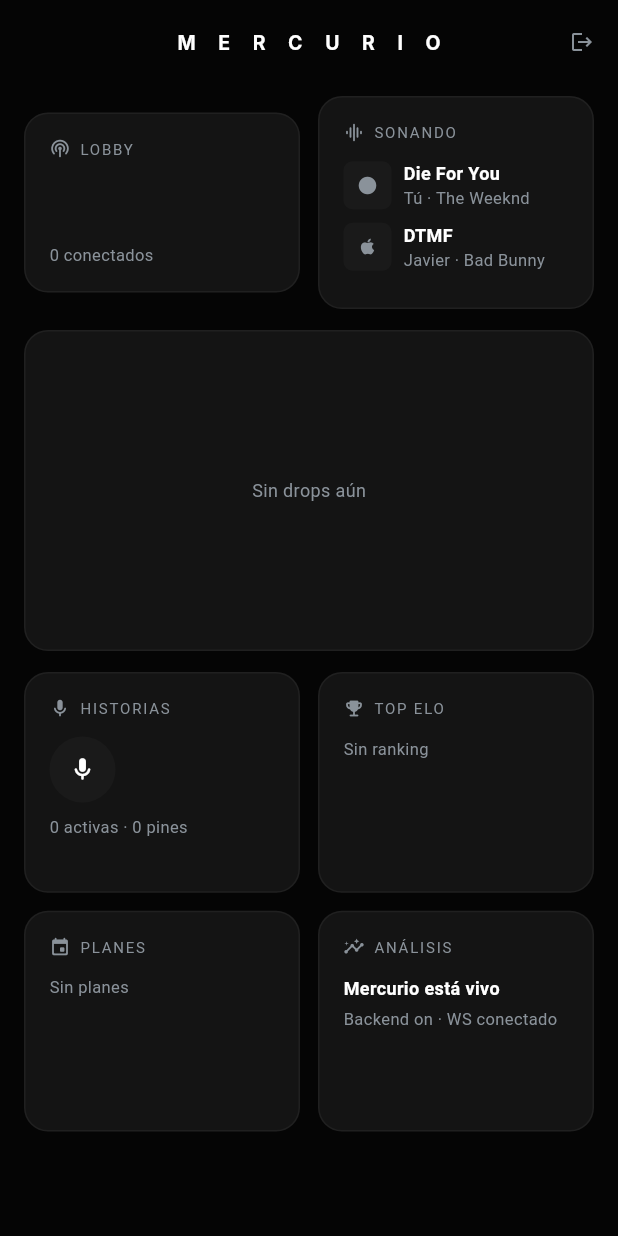
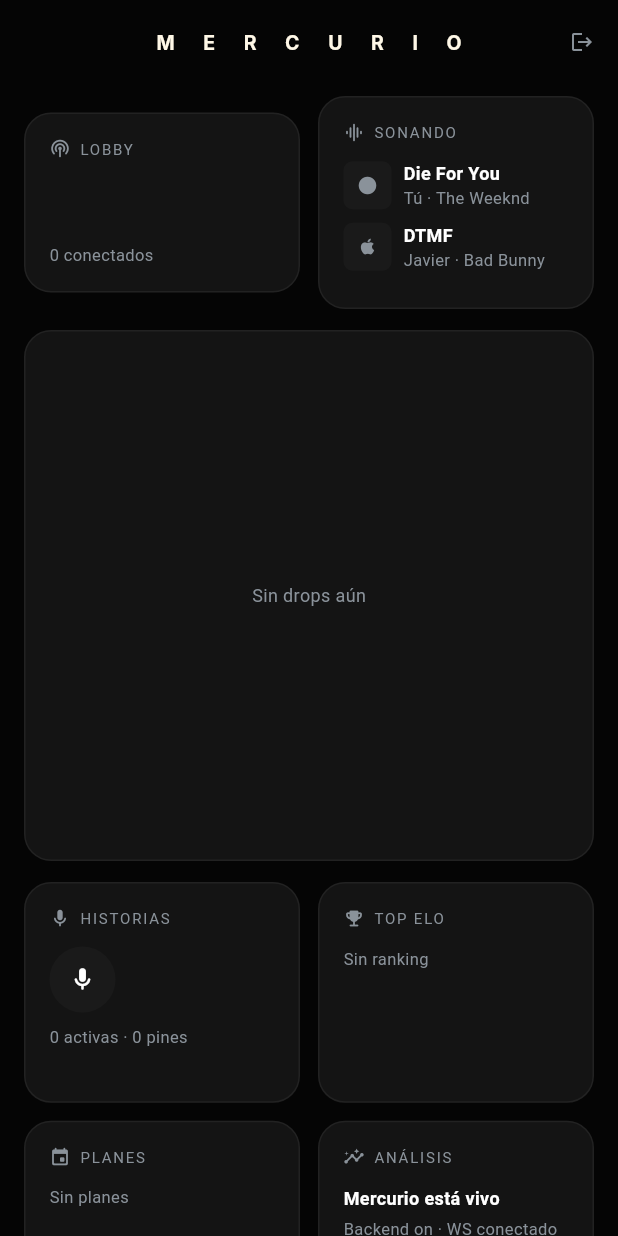
Before and after one commit to Polarbebe889/mercurio, a Flutter app: the DashboardPremium screen opened directly, after a tap on the "mic" icon, on a phone screen of 412 x 824 dp. Run offline on Flutter 3.47's test engine with Material 3 defaults, Android fonts, the phone set to English and light mode, and no system bars; our stand-ins replace audioplayers, image_picker, permission_handler, shared_preferences; missing offline and left inert: record; accounts and stored records are empty; Roboto replaces fonts that are missing (Inter).

Commit message:
feat(premium-estricto): #050505/#141414 borde 0.06 radius18, Drop 320px protagonista + gradiente, grid 2x2, MERCURIO letterSpacing 8, sin cian

```diff
--- a/app/lib/screens/dashboard_premium.dart
+++ b/app/lib/screens/dashboard_premium.dart
@@ -9,14 +9,10 @@
 import '../main.dart';
 import '../config.dart';
 import '../services/apple_music_push.dart';
-import '../theme/uranio_premium_theme.dart';
 
-
-/// ── Modelos dummy para música (listos para backend real) ──
 enum MusicProvider { spotify, appleMusic }
 class DummyMusic { final String user; final String track; final String artist; final MusicProvider provider; DummyMusic(this.user,this.track,this.artist,this.provider); }
 
-/// Dashboard premium single-page — sin BottomNav, BeReal + high-end
 class DashboardPremium extends StatefulWidget {
   const DashboardPremium({super.key});
   @override
@@ -25,6 +21,7 @@
 
 class _DashboardPremiumState extends State<DashboardPremium> {
   final _recorder = AudioRecorder();
+
   @override
   void initState() {
     super.initState();
@@ -34,7 +31,7 @@
     });
   }
 
-  // ── FIX AUDIO: permission_handler + try/catch ──
+  // FIX AUDIO
   Future<void> _grabarVoz() async {
     final status = await Permission.microphone.request();
     if (status != PermissionStatus.granted) {
@@ -51,16 +48,11 @@
       ScaffoldMessenger.of(context).showSnackBar(const SnackBar(content: Text('Grabando… toca de nuevo para parar')));
       await Future.delayed(const Duration(seconds: 3));
       final out = await _recorder.stop();
-      if (out != null && mounted) {
-        ScaffoldMessenger.of(context).showSnackBar(SnackBar(content: Text('Audio: $out')));
-        // TODO: subir con app.api!.subirHistoria(File(out), segundos)
-      }
-    } catch (e) {
-      debugPrint('Audio error: $e');
-    }
+      if (out != null && mounted) ScaffoldMessenger.of(context).showSnackBar(SnackBar(content: Text('Audio: $out')));
+    } catch (e) { debugPrint('Audio error: $e'); }
   }
 
-  // ── FIX FOTOS: mime + MediaType explícito ──
+  // FIX FOTOS
   // ignore: unused_element
   Future<void> _subirDrop(File file) async {
     final mimeType = lookupMimeType(file.path) ?? 'image/jpeg';
@@ -74,22 +66,24 @@
     debugPrint('Drop status: ${resp.statusCode}');
   }
 
+  BoxDecoration _cardDeco() => BoxDecoration(
+        color: const Color(0xFF141414),
+        borderRadius: BorderRadius.circular(18),
+        border: Border.all(color: Colors.white.withOpacity(0.06), width: 1),
+      );
+
   Widget _heroCard({required String tag, required Widget child, required Widget detail}) {
     return Hero(
       tag: tag,
       child: Material(
         color: Colors.transparent,
         child: InkWell(
-          borderRadius: BorderRadius.circular(16),
+          borderRadius: BorderRadius.circular(18),
           onTap: () => Navigator.push(context, PageRouteBuilder(
             transitionDuration: const Duration(milliseconds: 320),
             pageBuilder: (_,a,__) => FadeTransition(opacity: a, child: detail),
           )),
-          child: Container(
-            decoration: UranioPremiumTheme.cardDecoration(),
-            padding: const EdgeInsets.all(16),
-            child: child,
-          ),
+          child: Container(decoration: _cardDeco(), padding: const EdgeInsets.all(16), child: child),
         ),
       ),
     );
@@ -105,37 +99,36 @@
         final lastDrop = drops.isNotEmpty ? drops.first : null;
         final lastDropUrl = lastDrop != null ? AppConfig.fullUrl(lastDrop.imgUrl) : null;
 
-        // dummy música
         final dummyMusic = [
           DummyMusic('Tú', 'Die For You', 'The Weeknd', MusicProvider.spotify),
           DummyMusic('Javier', 'DTMF', 'Bad Bunny', MusicProvider.appleMusic),
         ];
 
         return Scaffold(
-          backgroundColor: PremiumColors.background,
+          backgroundColor: const Color(0xFF050505),
           body: CustomScrollView(
             slivers: [
               SliverAppBar(
                 pinned: true,
-                backgroundColor: PremiumColors.background,
-                title: const Text('M E R C U R I O'),
+                backgroundColor: const Color(0xFF050505),
                 centerTitle: true,
-                actions: [IconButton(icon: const Icon(Icons.logout, size: 16, color: PremiumColors.textSecondary), onPressed: () => app.cerrarSesion())],
+                title: const Text('M E R C U R I O', style: TextStyle(color: Color(0xFFFFF8E7), fontSize: 13, fontWeight: FontWeight.w700, letterSpacing: 8, fontFamily: 'Inter')),
+                actions: [IconButton(icon: const Icon(Icons.logout, size: 16, color: Color(0xFF8A929A)), onPressed: () => app.cerrarSesion())],
               ),
               SliverPadding(
                 padding: const EdgeInsets.fromLTRB(16, 8, 16, 32),
                 sliver: SliverList.list(children: [
-                  // Fila Lobby + Música
+                  // ARRIBA: Lobby + Sonando lado a lado
                   Row(children: [
                     Expanded(child: _heroCard(
                       tag: 'lobby',
                       detail: _DetailScaffold(title: 'Lobby', child: Text('${usuarios.length} en el bunker', style: const TextStyle(color: Colors.white))),
                       child: Column(crossAxisAlignment: CrossAxisAlignment.start, children: [
-                        const Row(children: [Icon(Icons.podcasts_rounded, size: 14, color: PremiumColors.textSecondary), SizedBox(width: 6), Text('LOBBY', style: TextStyle(color: PremiumColors.textSecondary, fontSize: 10, letterSpacing: 1.2))]),
+                        const Row(children: [Icon(Icons.podcasts_rounded, size: 14, color: Color(0xFF8A929A)), SizedBox(width: 6), Text('LOBBY', style: TextStyle(color: Color(0xFF8A929A), fontSize: 10, letterSpacing: 1.2))]),
                         const SizedBox(height: 12),
                         SizedBox(height: 36, child: ListView.separated(scrollDirection: Axis.horizontal, itemCount: usuarios.take(6).length, separatorBuilder: (_,__)=>const SizedBox(width: 8), itemBuilder: (_,i){ final u=usuarios[i]; return CircleAvatar(radius: 18, backgroundColor: const Color(0xFF1A1A1A), child: Text(u.emoji, style: const TextStyle(fontSize: 16)));})),
                         const SizedBox(height: 8),
-                        Text('${usuarios.length} conectados', style: const TextStyle(color: PremiumColors.textSecondary, fontSize: 11)),
+                        Text('${usuarios.length} conectados', style: const TextStyle(color: Color(0xFF8A929A), fontSize: 11)),
                       ]),
                     )),
                     const SizedBox(width: 12),
@@ -143,16 +136,16 @@
                       tag: 'musica',
                       detail: const _DetailScaffold(title: 'Sonando ahora', child: Text('Música', style: TextStyle(color: Colors.white))),
                       child: Column(crossAxisAlignment: CrossAxisAlignment.start, children: [
-                        const Row(children: [Icon(Icons.graphic_eq_rounded, size: 14, color: PremiumColors.textSecondary), SizedBox(width: 6), Text('SONANDO', style: TextStyle(color: PremiumColors.textSecondary, fontSize: 10, letterSpacing: 1.2))]),
+                        const Row(children: [Icon(Icons.graphic_eq_rounded, size: 14, color: Color(0xFF8A929A)), SizedBox(width: 6), Text('SONANDO', style: TextStyle(color: Color(0xFF8A929A), fontSize: 10, letterSpacing: 1.2))]),
                         const SizedBox(height: 12),
                         ...dummyMusic.map((m)=> Padding(
                           padding: const EdgeInsets.only(bottom: 8),
                           child: Row(children: [
-                            Container(width: 32,height: 32,decoration: BoxDecoration(color: PremiumColors.surfaceElevated, borderRadius: BorderRadius.circular(6)), child: Icon(m.provider==MusicProvider.spotify?Icons.circle:Icons.apple, size: 14, color: PremiumColors.textSecondary)),
+                            Container(width: 32,height: 32,decoration: BoxDecoration(color: const Color(0xFF1A1A1A), borderRadius: BorderRadius.circular(6)), child: Icon(m.provider==MusicProvider.spotify?Icons.circle:Icons.apple, size: 14, color: const Color(0xFF8A929A))),
                             const SizedBox(width: 8),
                             Expanded(child: Column(crossAxisAlignment: CrossAxisAlignment.start, children: [
-                              Text(m.track, maxLines: 1, style: const TextStyle(color: PremiumColors.textPrimary, fontSize: 12, fontWeight: FontWeight.w600)),
-                              Text('${m.user} · ${m.artist}', maxLines: 1, style: const TextStyle(color: PremiumColors.textSecondary, fontSize: 11)),
+                              Text(m.track, maxLines: 1, style: const TextStyle(color: Color(0xFFFFFFFF), fontSize: 12, fontWeight: FontWeight.w600)),
+                              Text('${m.user} · ${m.artist}', maxLines: 1, style: const TextStyle(color: Color(0xFF8A929A), fontSize: 11)),
                             ])),
                           ]),
                         )),
@@ -160,21 +153,24 @@
                     )),
                   ]),
                   const SizedBox(height: 14),
-                  // ÚLTIMO DROP PROTAGONISTA
+                  // PROTAGONISTA: Último Drop 320px
                   _heroCard(
                     tag: 'drop',
-                    detail: _DetailScaffold(title: 'Drop', child: lastDropUrl!=null?Image.network(lastDropUrl):const Text('Sin drop', style: TextStyle(color: Colors.white))),
+                    detail: _DetailScaffold(title: 'Drop', child: lastDropUrl!=null?InteractiveViewer(child: Image.network(lastDropUrl)):const Text('Sin drop', style: TextStyle(color: Colors.white))),
                     child: lastDropUrl==null
-                        ? const SizedBox(height: 180, child: Center(child: Text('Sin drops aún', style: TextStyle(color: PremiumColors.textSecondary, fontSize: 12))))
-                        : ClipRRect(
-                            borderRadius: BorderRadius.circular(12),
+                        ? const SizedBox(height: 320, child: Center(child: Text('Sin drops aún', style: TextStyle(color: Color(0xFF8A929A), fontSize: 12))))
+                        : Container(
+                            height: 320,
+                            width: double.infinity,
+                            clipBehavior: Clip.antiAlias,
+                            decoration: BoxDecoration(borderRadius: BorderRadius.circular(12)),
                             child: Stack(children: [
-                              AspectRatio(aspectRatio: 16/10, child: Image.network(lastDropUrl, fit: BoxFit.cover, width: double.infinity)),
-                              Positioned.fill(child: DecoratedBox(decoration: BoxDecoration(gradient: LinearGradient(begin: Alignment.topCenter, end: Alignment.bottomCenter, colors: [Colors.transparent, Colors.black.withOpacity(0.65)])))),
-                              Positioned(left: 12, right: 12, bottom: 12, child: Row(children: [
-                                const Icon(Icons.camera_alt_rounded, size: 14, color: Colors.white70),
+                              Positioned.fill(child: Image.network(lastDropUrl, fit: BoxFit.cover, width: double.infinity)),
+                              Positioned.fill(child: DecoratedBox(decoration: BoxDecoration(gradient: LinearGradient(begin: Alignment.topCenter, end: Alignment.bottomCenter, colors: [Colors.transparent, Colors.black.withOpacity(0.72), Colors.black.withOpacity(0.88)])))),
+                              Positioned(left: 14, right: 14, bottom: 14, child: Row(children: [
+                                const Icon(Icons.camera_alt_rounded, size: 14, color: Color(0xFFFFF8E7)),
                                 const SizedBox(width: 6),
-                                Text('Último Drop · ${app.usuarioPorId(lastDrop!.usuarioId)?.displayName ?? ""}', style: const TextStyle(color: Colors.white, fontSize: 12, fontWeight: FontWeight.w600)),
+                                Text('Último Drop · ${app.usuarioPorId(lastDrop!.usuarioId)?.displayName ?? ""}', style: const TextStyle(color: Color(0xFFFFF8E7), fontSize: 12, fontWeight: FontWeight.w600)),
                               ])),
                             ]),
                           ),
@@ -193,53 +189,53 @@
                         tag: 'historias',
                         detail: const _DetailScaffold(title: 'Historias', child: Text('Historias 24h', style: TextStyle(color: Colors.white))),
                         child: Column(crossAxisAlignment: CrossAxisAlignment.start, children: [
-                          const Row(children: [Icon(Icons.mic_rounded, size: 14, color: PremiumColors.textSecondary), SizedBox(width: 6), Text('HISTORIAS', style: TextStyle(color: PremiumColors.textSecondary, fontSize: 10, letterSpacing: 1.2))]),
+                          const Row(children: [Icon(Icons.mic_rounded, size: 14, color: Color(0xFF8A929A)), SizedBox(width: 6), Text('HISTORIAS', style: TextStyle(color: Color(0xFF8A929A), fontSize: 10, letterSpacing: 1.2))]),
                           const SizedBox(height: 12),
-                          InkWell(onTap: _grabarVoz, child: Container(width: 44,height: 44,decoration: const BoxDecoration(color: PremiumColors.surfaceElevated, shape: BoxShape.circle), child: const Icon(Icons.mic_rounded, size: 18, color: PremiumColors.textPrimary))),
+                          InkWell(onTap: _grabarVoz, child: Container(width: 44,height: 44,decoration: const BoxDecoration(color: Color(0xFF1A1A1A), shape: BoxShape.circle), child: const Icon(Icons.mic_rounded, size: 18, color: Color(0xFFFFFFFF)))),
                           const SizedBox(height: 8),
-                          Text('${app.historias.length} activas · ${app.pines.length} pines', style: const TextStyle(color: PremiumColors.textSecondary, fontSize: 11)),
+                          Text('${app.historias.length} activas · ${app.pines.length} pines', style: const TextStyle(color: Color(0xFF8A929A), fontSize: 11)),
                         ]),
                       ),
                       _heroCard(
                         tag: 'elo',
                         detail: const _DetailScaffold(title: 'Top Elo', child: Text('Ranking', style: TextStyle(color: Colors.white))),
                         child: Column(crossAxisAlignment: CrossAxisAlignment.start, children: [
-                          const Row(children: [Icon(Icons.emoji_events_rounded, size: 14, color: PremiumColors.textSecondary), SizedBox(width: 6), Text('TOP ELO', style: TextStyle(color: PremiumColors.textSecondary, fontSize: 10, letterSpacing: 1.2))]),
+                          const Row(children: [Icon(Icons.emoji_events_rounded, size: 14, color: Color(0xFF8A929A)), SizedBox(width: 6), Text('TOP ELO', style: TextStyle(color: Color(0xFF8A929A), fontSize: 10, letterSpacing: 1.2))]),
                           const SizedBox(height: 12),
                           ...app.ranking.take(3).map((r)=> Padding(
                             padding: const EdgeInsets.only(bottom: 4),
                             child: Row(children: [
-                              Text('#${r.posicion}', style: const TextStyle(color: PremiumColors.accent, fontSize: 11, fontWeight: FontWeight.w700)),
+                              Text('#${r.posicion}', style: const TextStyle(color: Color(0xFFFFF8E7), fontSize: 11, fontWeight: FontWeight.w700)),
                               const SizedBox(width: 6),
-                              Expanded(child: Text(r.displayName, maxLines: 1, style: const TextStyle(color: PremiumColors.textPrimary, fontSize: 12))),
-                              Text('${r.elo}', style: const TextStyle(color: PremiumColors.textSecondary, fontSize: 11)),
+                              Expanded(child: Text(r.displayName, maxLines: 1, style: const TextStyle(color: Color(0xFFFFFFFF), fontSize: 12))),
+                              Text('${r.elo}', style: const TextStyle(color: Color(0xFF8A929A), fontSize: 11)),
                             ]),
                           )),
-                          if (app.ranking.isEmpty) const Text('Sin ranking', style: TextStyle(color: PremiumColors.textSecondary, fontSize: 11)),
+                          if (app.ranking.isEmpty) const Text('Sin ranking', style: TextStyle(color: Color(0xFF8A929A), fontSize: 11)),
                         ]),
                       ),
                       _heroCard(
                         tag: 'planes',
                         detail: const _DetailScaffold(title: 'Planes', child: Text('Planes', style: TextStyle(color: Colors.white))),
                         child: Column(crossAxisAlignment: CrossAxisAlignment.start, children: [
-                          const Row(children: [Icon(Icons.event_rounded, size: 14, color: PremiumColors.textSecondary), SizedBox(width: 6), Text('PLANES', style: TextStyle(color: PremiumColors.textSecondary, fontSize: 10, letterSpacing: 1.2))]),
+                          const Row(children: [Icon(Icons.event_rounded, size: 14, color: Color(0xFF8A929A)), SizedBox(width: 6), Text('PLANES', style: TextStyle(color: Color(0xFF8A929A), fontSize: 10, letterSpacing: 1.2))]),
                           const SizedBox(height: 12),
                           ...app.planes.take(2).map((p)=> Padding(
                             padding: const EdgeInsets.only(bottom: 6),
-                            child: Text(p.titulo, maxLines: 1, style: const TextStyle(color: PremiumColors.textPrimary, fontSize: 12)),
+                            child: Text(p.titulo, maxLines: 1, style: const TextStyle(color: Color(0xFFFFFFFF), fontSize: 12)),
                           )),
-                          if (app.planes.isEmpty) const Text('Sin planes', style: TextStyle(color: PremiumColors.textSecondary, fontSize: 11)),
+                          if (app.planes.isEmpty) const Text('Sin planes', style: TextStyle(color: Color(0xFF8A929A), fontSize: 11)),
                         ]),
                       ),
                       _heroCard(
                         tag: 'analisis',
                         detail: const _DetailScaffold(title: 'Análisis', child: Text('Análisis', style: TextStyle(color: Colors.white))),
                         child: const Column(crossAxisAlignment: CrossAxisAlignment.start, children: [
-                          Row(children: [Icon(Icons.insights_rounded, size: 14, color: PremiumColors.textSecondary), SizedBox(width: 6), Text('ANÁLISIS', style: TextStyle(color: PremiumColors.textSecondary, fontSize: 10, letterSpacing: 1.2))]),
+                          Row(children: [Icon(Icons.insights_rounded, size: 14, color: Color(0xFF8A929A)), SizedBox(width: 6), Text('ANÁLISIS', style: TextStyle(color: Color(0xFF8A929A), fontSize: 10, letterSpacing: 1.2))]),
                           SizedBox(height: 12),
-                          Text('Mercurio está vivo', style: TextStyle(color: PremiumColors.textPrimary, fontSize: 12, fontWeight: FontWeight.w600)),
+                          Text('Mercurio está vivo', style: TextStyle(color: Color(0xFFFFFFFF), fontSize: 12, fontWeight: FontWeight.w600)),
                           SizedBox(height: 4),
-                          Text('Backend on · WS conectado', style: TextStyle(color: PremiumColors.textSecondary, fontSize: 11)),
+                          Text('Backend on · WS conectado', style: TextStyle(color: Color(0xFF8A929A), fontSize: 11)),
                         ]),
                       ),
                     ],
@@ -260,8 +256,8 @@
   @override
   Widget build(BuildContext context) {
     return Scaffold(
-      backgroundColor: PremiumColors.background,
-      appBar: AppBar(backgroundColor: PremiumColors.background, title: Text(title, style: const TextStyle(letterSpacing: 2))),
+      backgroundColor: const Color(0xFF050505),
+      appBar: AppBar(backgroundColor: const Color(0xFF050505), title: Text(title, style: const TextStyle(color: Color(0xFFFFF8E7), letterSpacing: 4, fontSize: 13, fontWeight: FontWeight.w700))),
       body: Padding(padding: const EdgeInsets.all(16), child: child),
     );
   }
--- a/app/lib/theme/uranio_premium_theme.dart
+++ b/app/lib/theme/uranio_premium_theme.dart
@@ -10,7 +10,7 @@
   static const accentDim = Color(0x66FFFFF0);
   static const textPrimary = Color(0xFFFFFFFF);
   static const textSecondary = Color(0xFF8A929A);
-  static const divider = Color(0x0DFFFFFF); // white 5%
+  static const divider = Color(0x0FFFFFFF); // white 6% exacto (0x0F)
 }
 
 class UranioPremiumTheme {
@@ -31,10 +31,10 @@
         scrolledUnderElevation: 0,
         centerTitle: true,
         titleTextStyle: TextStyle(
-          color: PremiumColors.textPrimary,
+          color: Color(0xFFFFF8E7),
           fontSize: 13,
           fontWeight: FontWeight.w700,
-          letterSpacing: 6,
+          letterSpacing: 8,
           fontFamily: 'Inter',
         ),
       ),
@@ -53,8 +53,8 @@
   static BoxDecoration cardDecoration({bool elevated = false}) {
     return BoxDecoration(
       color: PremiumColors.surface,
-      borderRadius: BorderRadius.circular(16),
-      border: Border.all(color: PremiumColors.divider, width: 1),
+      borderRadius: BorderRadius.circular(18),
+      border: Border.all(color: Colors.white.withOpacity(0.06), width: 1),
       boxShadow: elevated
           ? [BoxShadow(color: Colors.black.withOpacity(0.4), blurRadius: 20, offset: const Offset(0, 10))]
           : null,
```
